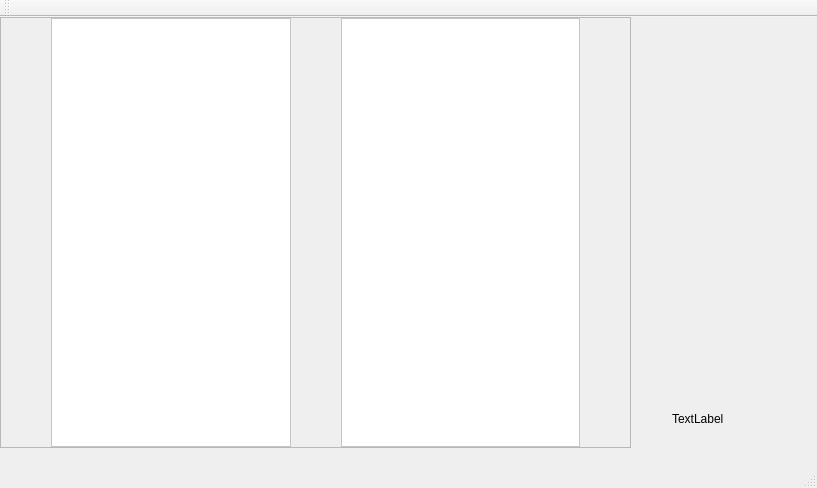
Old version of the form mainwindow.ui in the repository zrdumped/PaperPlusEBook.
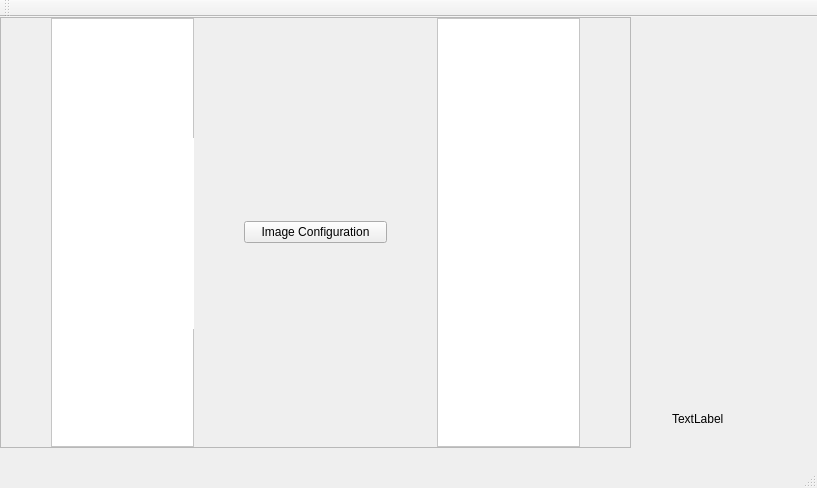
New version of the form.

Commit message: a fucking new window

Diff of the .ui file:
```diff
--- a/mainwindow.ui
+++ b/mainwindow.ui
@@ -138,7 +138,7 @@
     <property name="frameShadow">
      <enum>QFrame::Raised</enum>
     </property>
-    <layout class="QHBoxLayout" name="horizontalLayout" stretch="0,0">
+    <layout class="QHBoxLayout" name="horizontalLayout" stretch="0,0,0">
      <property name="spacing">
       <number>50</number>
      </property>
@@ -184,6 +184,13 @@
        </widget>
       </widget>
      </item>
+     <item>
+      <widget class="QPushButton" name="pushButton">
+       <property name="text">
+        <string>Image Configuration</string>
+       </property>
+      </widget>
+     </item>
      <item>
       <widget class="QFrame" name="frame_3">
        <property name="styleSheet">
```
Left out of the diff: 25 changed lines with no effect on the pictures. The commit also changes 6 other files.
